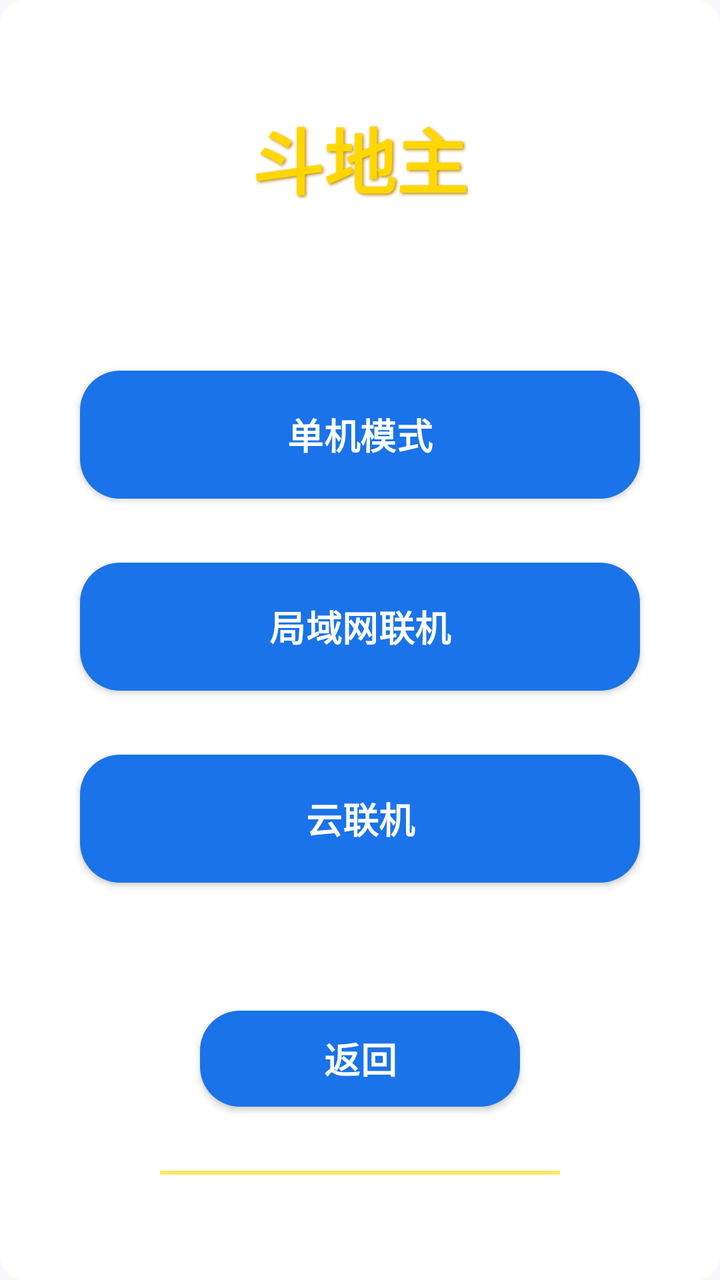
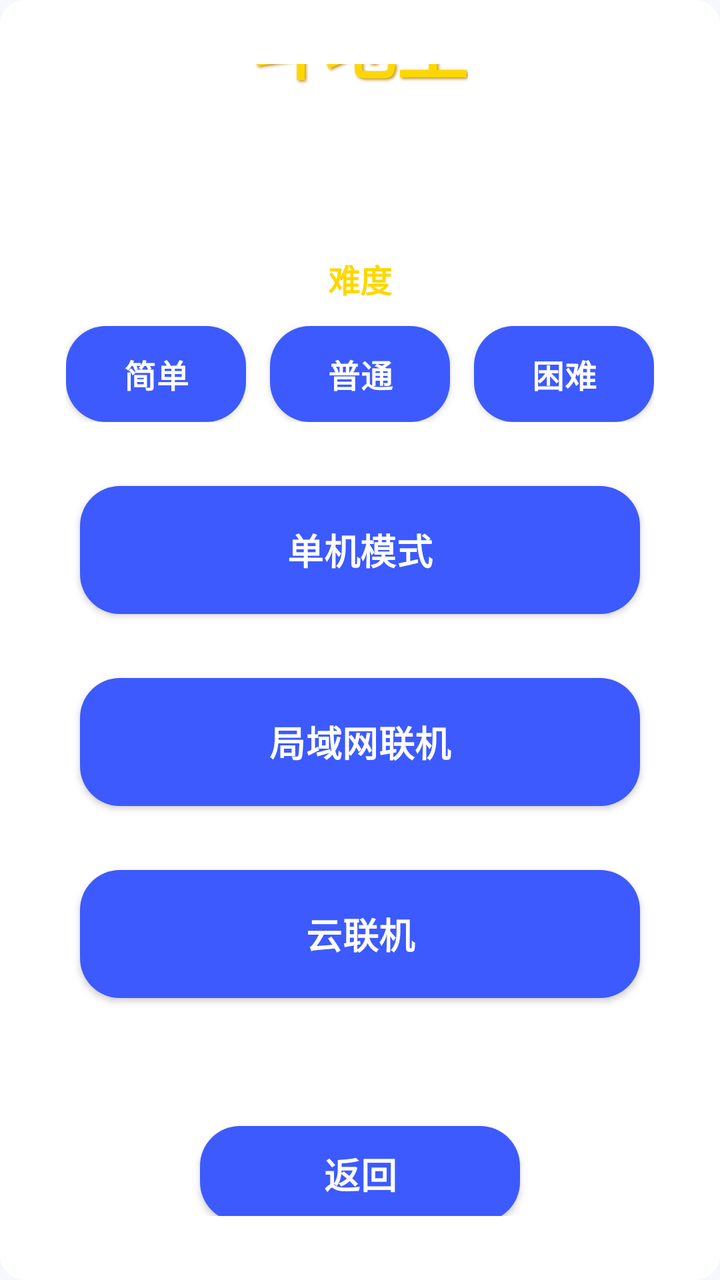

Before-and-after screenshots of an Android layout around one commit, followed by the original layout XML and the change that was made.
<!-- AndroidManifest.xml: activity theme Theme.GameMatrixApp -->
<!-- res/layout/activity_doudizhu_menu.xml -->
<?xml version="1.0" encoding="utf-8"?>
<LinearLayout
    xmlns:android="http://schemas.android.com/apk/res/android"
    android:layout_width="match_parent"
    android:layout_height="match_parent"
    android:orientation="vertical"
    android:gravity="center"
    android:background="@drawable/bg_doudizhu_menu"
    android:padding="32dp">

    
    <TextView
        android:id="@+id/tvTitle"
        android:layout_width="wrap_content"
        android:layout_height="wrap_content"
        android:text="斗地主"
        android:textSize="36sp"
        android:textStyle="bold"
        android:textColor="#FFD700"
        android:shadowColor="#B8860B"
        android:shadowDx="2"
        android:shadowDy="2"
        android:shadowRadius="4"
        android:layout_marginBottom="80dp" />

    
    <androidx.appcompat.widget.AppCompatButton
        android:id="@+id/btnSinglePlayer"
        android:layout_width="280dp"
        android:layout_height="64dp"
        android:text="单机模式"
        android:textSize="18sp"
        android:textStyle="bold"
        android:textColor="@android:color/white"
        android:background="@drawable/btn_gold_gradient"
        android:foreground="@drawable/ripple_gold"
        android:elevation="8dp"
        android:layout_marginBottom="32dp" />

    
    <androidx.appcompat.widget.AppCompatButton
        android:id="@+id/btnOnline"
        android:layout_width="280dp"
        android:layout_height="64dp"
        android:text="局域网联机"
        android:textSize="18sp"
        android:textStyle="bold"
        android:textColor="@android:color/white"
        android:background="@drawable/btn_gold_gradient"
        android:foreground="@drawable/ripple_gold"
        android:elevation="8dp"
        android:layout_marginBottom="32dp" />

    
    <androidx.appcompat.widget.AppCompatButton
        android:id="@+id/btnRemoteP2P"
        android:layout_width="280dp"
        android:layout_height="64dp"
        android:text="云联机"
        android:textSize="18sp"
        android:textStyle="bold"
        android:textColor="@android:color/white"
        android:background="@drawable/btn_gold_gradient"
        android:foreground="@drawable/ripple_gold"
        android:elevation="8dp"
        android:layout_marginBottom="64dp" />

    
    <androidx.appcompat.widget.AppCompatButton
        android:id="@+id/btnBack"
        android:layout_width="160dp"
        android:layout_height="48dp"
        android:text="返回"
        android:textSize="18sp"
        android:textStyle="bold"
        android:textColor="@android:color/white"
        android:background="@drawable/btn_gold_gradient"
        android:foreground="@drawable/ripple_gold"
        android:elevation="6dp"
        android:layout_marginBottom="32dp" />

    
    <View
        android:layout_width="200dp"
        android:layout_height="2dp"
        android:background="#FFD700"
        android:alpha="0.6" />

</LinearLayout>
<!-- resources referenced by this layout -->
<resources>
  <!-- drawable btn_gold_gradient (drawable) -->
  <?xml version="1.0" encoding="utf-8"?>
  <selector xmlns:android="http://schemas.android.com/apk/res/android">
      <item android:state_pressed="true">
          <shape android:shape="rectangle">
              <solid android:color="#1557B0" />
              <corners android:radius="20dp" />
          </shape>
      </item>
      <item android:state_selected="true">
          <shape android:shape="rectangle">
              <solid android:color="#1557B0" />
              <corners android:radius="20dp" />
          </shape>
      </item>
      <item android:state_enabled="false">
          <shape android:shape="rectangle">
              <solid android:color="#B4C6E7" />
              <corners android:radius="20dp" />
          </shape>
      </item>
      <item>
          <shape android:shape="rectangle">
              <solid android:color="#1A73E8" />
              <corners android:radius="20dp" />
          </shape>
      </item>
  </selector>
  <!-- drawable ripple_gold (drawable) -->
  <?xml version="1.0" encoding="utf-8"?>
  <ripple xmlns:android="http://schemas.android.com/apk/res/android"
      android:color="#1A73E8">
      <item android:id="@android:id/mask">
          <shape android:shape="rectangle">
              <solid android:color="#FFFFFF" />
          </shape>
      </item>
  </ripple>
  <color name="md_theme_primary">#3D5AFE</color>
  <color name="md_theme_on_primary">#FFFFFF</color>
  <color name="md_theme_primary_container">#DEE3FF</color>
  <color name="md_theme_on_primary_container">#001558</color>
  <color name="md_theme_secondary">#FFB300</color>
  <color name="md_theme_on_secondary">#1A1200</color>
  <color name="md_theme_secondary_container">#FFE08C</color>
  <color name="md_theme_on_secondary_container">#2E1E00</color>
  <color name="md_theme_tertiary">#00897B</color>
  <color name="md_theme_on_tertiary">#FFFFFF</color>
  <color name="md_theme_tertiary_container">#97D6CB</color>
  <color name="md_theme_on_tertiary_container">#00201C</color>
  <color name="md_theme_surface">#FFFFFF</color>
  <color name="md_theme_on_surface">#16181F</color>
  <color name="md_theme_surface_variant">#E7E9F2</color>
  <color name="md_theme_on_surface_variant">#43474F</color>
  <color name="md_theme_surface_container_low">#EEF0F7</color>
  <color name="md_theme_surface_container">#E7E9F2</color>
  <color name="md_theme_surface_container_high">#E0E3EC</color>
  <color name="md_theme_background">#F7F8FC</color>
  <color name="md_theme_on_background">#16181F</color>
  <color name="md_theme_outline">#C8CCDA</color>
  <color name="md_theme_error">#D8392F</color>
  <color name="md_theme_on_error">#FFFFFF</color>
  <color name="md_theme_error_container">#F9DEDC</color>
  <color name="md_theme_on_error_container">#410E0B</color>
  <color name="colorSuccess">#1FA463</color>
  <color name="colorOnSuccess">#FFFFFF</color>
  <color name="colorSuccessContainer">#D1F4DE</color>
  <color name="colorOnSuccessContainer">#00210F</color>
  <color name="colorWarning">#E08A00</color>
  <color name="colorOnWarning">#FFFFFF</color>
  <color name="colorWarningContainer">#FFE0B0</color>
  <color name="colorOnWarningContainer">#271900</color>
  <color name="colorInfo">@color/md_theme_primary</color>
  <color name="colorOnInfo">@color/md_theme_on_primary</color>
  <color name="colorInfoContainer">@color/md_theme_primary_container</color>
  <color name="colorOnInfoContainer">@color/md_theme_on_primary_container</color>
  <dimen name="gm_radius_lg">16dp</dimen>
  <dimen name="gm_elevation_1">1dp</dimen>
  <!-- unchanged entries left out for length: 5 -->
</resources>

<!-- the commit's change to res/layout/activity_doudizhu_menu.xml (unified diff, before → after) -->
@@ -1,4 +1,5 @@
 <?xml version="1.0" encoding="utf-8"?>
+
 <LinearLayout
     xmlns:android="http://schemas.android.com/apk/res/android"
     android:layout_width="match_parent"
@@ -22,6 +23,64 @@
         android:shadowDy="2"
         android:shadowRadius="4"
         android:layout_marginBottom="80dp" />
+
+    
+    <TextView
+        android:id="@+id/tvDifficultyLabel"
+        android:layout_width="wrap_content"
+        android:layout_height="wrap_content"
+        android:text="@string/difficulty"
+        android:textSize="16sp"
+        android:textStyle="bold"
+        android:textColor="#FFD700"
+        android:layout_marginBottom="12dp" />
+
+    
+    <LinearLayout
+        android:layout_width="wrap_content"
+        android:layout_height="wrap_content"
+        android:orientation="horizontal"
+        android:gravity="center"
+        android:layout_marginBottom="32dp">
+
+        <androidx.appcompat.widget.AppCompatButton
+            android:id="@+id/btnDiffEasy"
+            android:layout_width="90dp"
+            android:layout_height="48dp"
+            android:text="@string/doudizhu_diff_easy"
+            android:textSize="16sp"
+            android:textStyle="bold"
+            android:textColor="@android:color/white"
+            android:background="@drawable/btn_gold_gradient"
+            android:foreground="@drawable/ripple_gold"
+            android:elevation="6dp"
+            android:layout_marginEnd="12dp" />
+
+        <androidx.appcompat.widget.AppCompatButton
+            android:id="@+id/btnDiffNormal"
+            android:layout_width="90dp"
+            android:layout_height="48dp"
+            android:text="@string/doudizhu_diff_normal"
+            android:textSize="16sp"
+            android:textStyle="bold"
+            android:textColor="@android:color/white"
+            android:background="@drawable/btn_gold_gradient"
+            android:foreground="@drawable/ripple_gold"
+            android:elevation="6dp"
+            android:layout_marginEnd="12dp" />
+
+        <androidx.appcompat.widget.AppCompatButton
+            android:id="@+id/btnDiffHard"
+            android:layout_width="90dp"
+            android:layout_height="48dp"
+            android:text="@string/doudizhu_diff_hard"
+            android:textSize="16sp"
+            android:textStyle="bold"
+            android:textColor="@android:color/white"
+            android:background="@drawable/btn_gold_gradient"
+            android:foreground="@drawable/ripple_gold"
+            android:elevation="6dp" />
+    </LinearLayout>
 
     
     <androidx.appcompat.widget.AppCompatButton
<!-- resource entries referenced after the edit -->
@@ -5,25 +5,25 @@
   <selector xmlns:android="http://schemas.android.com/apk/res/android">
       <item android:state_pressed="true">
           <shape android:shape="rectangle">
-              <solid android:color="#1557B0" />
+              <solid android:color="@color/brand_primary_dark" />
               <corners android:radius="20dp" />
           </shape>
       </item>
       <item android:state_selected="true">
           <shape android:shape="rectangle">
-              <solid android:color="#1557B0" />
+              <solid android:color="@color/brand_primary_dark" />
               <corners android:radius="20dp" />
           </shape>
       </item>
       <item android:state_enabled="false">
           <shape android:shape="rectangle">
-              <solid android:color="#B4C6E7" />
+              <solid android:color="@color/md_theme_surface_variant" />
               <corners android:radius="20dp" />
           </shape>
       </item>
       <item>
           <shape android:shape="rectangle">
-              <solid android:color="#1A73E8" />
+              <solid android:color="@color/brand_primary" />
               <corners android:radius="20dp" />
           </shape>
       </item>
@@ -31,13 +31,18 @@
   <!-- drawable ripple_gold (drawable) -->
   <?xml version="1.0" encoding="utf-8"?>
   <ripple xmlns:android="http://schemas.android.com/apk/res/android"
-      android:color="#1A73E8">
+      android:color="@color/brand_primary">
       <item android:id="@android:id/mask">
           <shape android:shape="rectangle">
               <solid android:color="#FFFFFF" />
           </shape>
       </item>
   </ripple>
+  <string name="difficulty">难度</string>
+  <string name="doudizhu_diff_easy">简单</string>
+  <string name="doudizhu_diff_hard">困难</string>
+  <string name="doudizhu_diff_normal">普通</string>
+  <color name="brand_primary_dark">#2C3FAA</color>
   <color name="md_theme_primary">#3D5AFE</color>
   <color name="md_theme_on_primary">#FFFFFF</color>
   <color name="md_theme_primary_container">#DEE3FF</color>
@@ -53,6 +58,7 @@
   <color name="md_theme_surface">#FFFFFF</color>
   <color name="md_theme_on_surface">#16181F</color>
   <color name="md_theme_surface_variant">#E7E9F2</color>
+  <color name="brand_primary">#3D5AFE</color>
   <color name="md_theme_on_surface_variant">#43474F</color>
   <color name="md_theme_surface_container_low">#EEF0F7</color>
   <color name="md_theme_surface_container">#E7E9F2</color>
